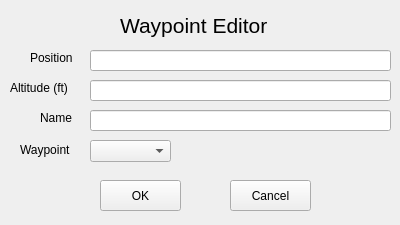
Before: the Qt Designer form JTFF_DTC/Windows/WaypointAddDialog.ui in JTFF-applications/jtff-dtc, drawn with Qt 5.
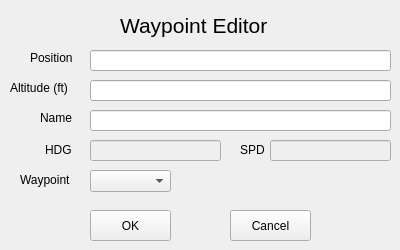
After: the same form once the commit is applied.

The edit to the form file:
```diff
--- a/JTFF_DTC/Windows/WaypointAddDialog.ui
+++ b/JTFF_DTC/Windows/WaypointAddDialog.ui
@@ -7,7 +7,7 @@
     <x>0</x>
     <y>0</y>
     <width>400</width>
-    <height>225</height>
+    <height>250</height>
    </rect>
   </property>
   <property name="sizePolicy">
@@ -41,8 +41,8 @@
   <widget class="QPushButton" name="Ok">
    <property name="geometry">
     <rect>
-     <x>100</x>
-     <y>180</y>
+     <x>90</x>
+     <y>210</y>
      <width>81</width>
      <height>31</height>
     </rect>
@@ -124,7 +124,7 @@
    <property name="geometry">
     <rect>
      <x>20</x>
-     <y>140</y>
+     <y>170</y>
      <width>61</width>
      <height>20</height>
     </rect>
@@ -137,7 +137,7 @@
    <property name="geometry">
     <rect>
      <x>230</x>
-     <y>180</y>
+     <y>210</y>
      <width>81</width>
      <height>31</height>
     </rect>
@@ -150,12 +150,70 @@
    <property name="geometry">
     <rect>
      <x>90</x>
-     <y>140</y>
+     <y>170</y>
      <width>81</width>
      <height>22</height>
     </rect>
    </property>
   </widget>
+  <widget class="QLabel" name="HDG_2">
+   <property name="geometry">
+    <rect>
+     <x>45</x>
+     <y>140</y>
+     <width>31</width>
+     <height>20</height>
+    </rect>
+   </property>
+   <property name="text">
+    <string>HDG</string>
+   </property>
+  </widget>
+  <widget class="QLineEdit" name="HDG">
+   <property name="enabled">
+    <bool>false</bool>
+   </property>
+   <property name="geometry">
+    <rect>
+     <x>90</x>
+     <y>140</y>
+     <width>131</width>
+     <height>21</height>
+    </rect>
+   </property>
+   <property name="text">
+    <string/>
+   </property>
+  </widget>
+  <widget class="QLabel" name="SPD_2">
+   <property name="geometry">
+    <rect>
+     <x>240</x>
+     <y>140</y>
+     <width>31</width>
+     <height>20</height>
+    </rect>
+   </property>
+   <property name="text">
+    <string>SPD</string>
+   </property>
+  </widget>
+  <widget class="QLineEdit" name="SPD">
+   <property name="enabled">
+    <bool>false</bool>
+   </property>
+   <property name="geometry">
+    <rect>
+     <x>270</x>
+     <y>140</y>
+     <width>121</width>
+     <height>21</height>
+    </rect>
+   </property>
+   <property name="text">
+    <string/>
+   </property>
+  </widget>
  </widget>
  <layoutdefault spacing="6" margin="11"/>
  <resources/>
```
